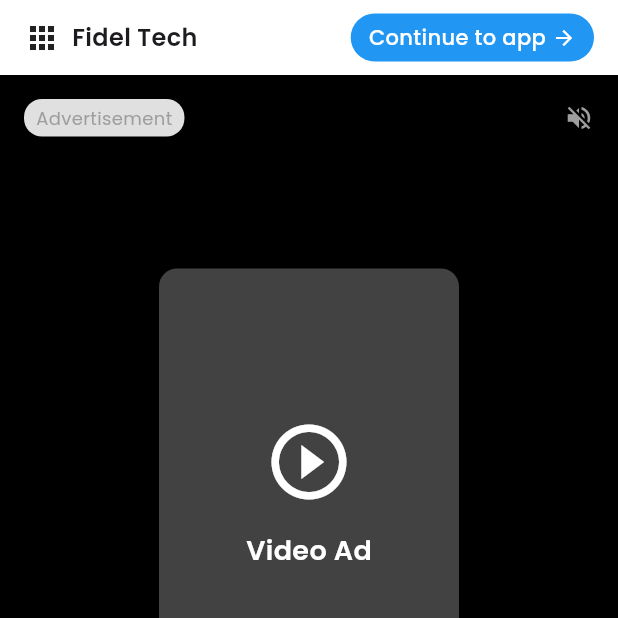
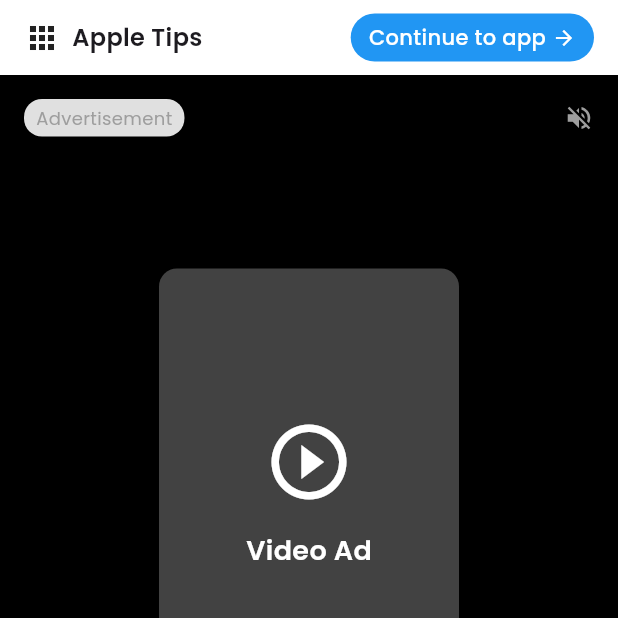
Before and after one commit to brhan-kbt/Blog-App, a Flutter app: the AppResumeAdDialog screen opened directly, on a phone screen of 412 x 824 dp, the top half of it. Run offline on Flutter 3.47's test engine with Material 3 defaults, Android fonts, the phone set to English and light mode, and no system bars; our stand-ins replace app_links, connectivity_plus, firebase_core, firebase_messaging, flutter_html, flutter_local_notifications and 10 more; missing offline and left inert: app_settings; accounts and stored records are empty; network calls fail.

Commit message:
update error messages for clarity and change app name in dialog

```diff
--- a/lib/modules/category/category_listing_page.dart
+++ b/lib/modules/category/category_listing_page.dart
@@ -53,7 +53,7 @@ class CategoryListingPage extends StatelessWidget {
             child: Column(
               mainAxisAlignment: MainAxisAlignment.center,
               children: [
-                const Text("Sorry, something went wrong."),
+                const Text("Sorry, something went wrong. Please try again later."),
                 const SizedBox(height: 16),
                 ElevatedButton(
                   onPressed: () {
--- a/lib/modules/recent/recent_page.dart
+++ b/lib/modules/recent/recent_page.dart
@@ -45,7 +45,7 @@ class RecentPage extends StatelessWidget {
           child: Column(
             mainAxisAlignment: MainAxisAlignment.center,
             children: [
-              const Text("Sorry, something went wrong."),
+              const Text("Sorry, something went wrong. Please try again later."),
               const SizedBox(height: 16),
               ElevatedButton(
                 onPressed: () {
--- a/lib/widgets/app_resume_ad_dialog.dart
+++ b/lib/widgets/app_resume_ad_dialog.dart
@@ -65,7 +65,7 @@ class _AppResumeAdDialogState extends State<AppResumeAdDialog> {
                   const Icon(Icons.apps, size: 24),
                   const SizedBox(width: 8),
                   const Text(
-                    'Fidel Tech',
+                    'Apple Tips',
                     style: TextStyle(fontSize: 16, fontWeight: FontWeight.w600),
                   ),
                   const Spacer(),
--- a/pubspec.yaml
+++ b/pubspec.yaml
@@ -16,7 +16,7 @@ publish_to: 'none' # Remove this line if you wish to publish to pub.dev
 # https://developer.apple.com/library/archive/documentation/General/Reference/InfoPlistKeyReference/Articles/CoreFoundationKeys.html
 # In Windows, build-name is used as the major, minor, and patch parts
 # of the product and file versions while build-number is used as the build suffix.
-version: 1.0.0+2
+version: 1.0.2+4
 
 environment:
   sdk: ^3.9.0
```
